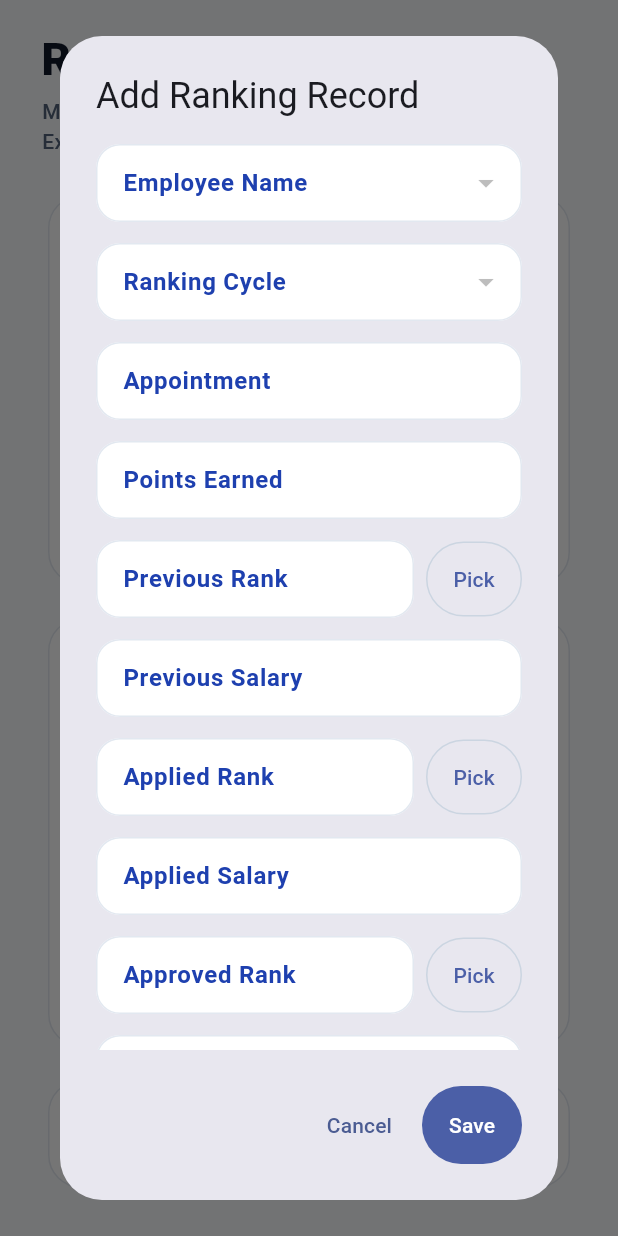
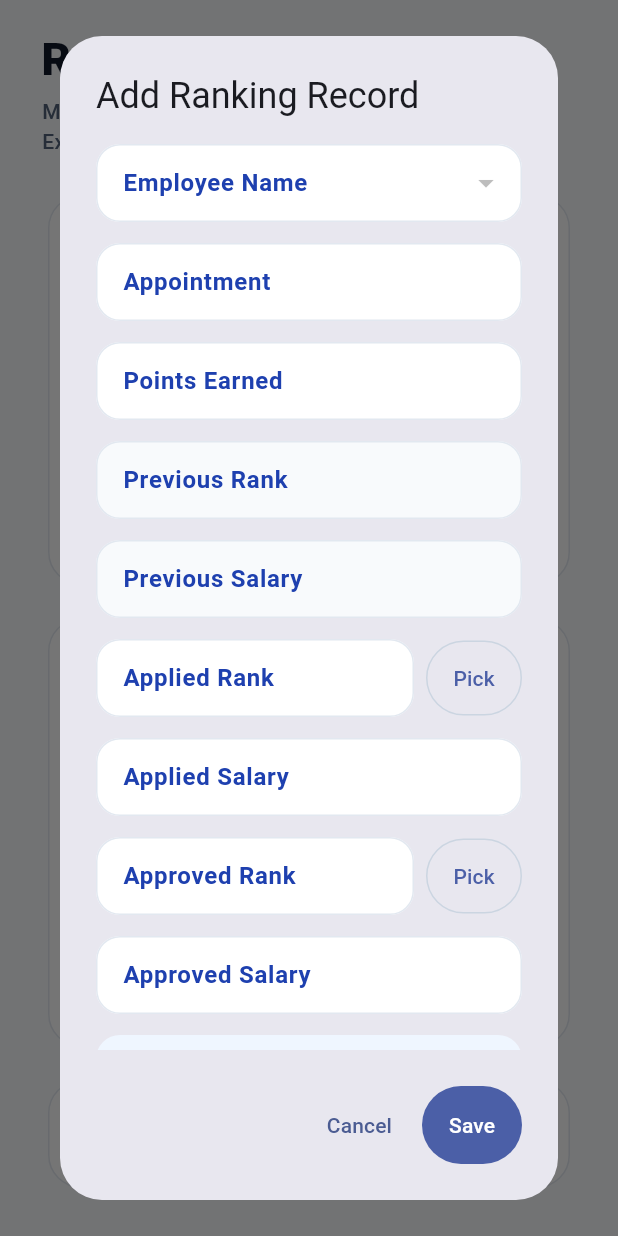
Before and after one commit to joshuanisnisan02-hub/hr-monitoring, a Flutter app: the RankingPage widget shown alone on an empty page, opened directly, after a tap on "A-Z", after a tap on "Add Ranking", on a phone screen of 412 x 824 dp. Run offline on Flutter 3.47's test engine with Material 3 defaults, Android fonts, the phone set to English and light mode, and no system bars; our stand-ins replace supabase_flutter; missing offline and left inert: dart:html; accounts and stored records are empty; Roboto replaces fonts that are missing (Arial).

Commit message:
Fix ranking modal and salary formatting

```diff
--- a/lib/main.dart
+++ b/lib/main.dart
@@ -506,6 +506,7 @@ class RankingPage extends StatelessWidget {
             GridCol('applied_rank_text', 'Rank Applied', flex: 2),
             GridCol('applied_salary', 'Basic Salary Adjustment', flex: 2, isMoney: true),
             GridCol('points_earned', 'Points Earned', isNumber: true),
+            GridCol('approved_rank_text', 'Approved Rank', flex: 2),
           ],
           onAdd: (ctx, refresh) => editRanking(ctx, null, refresh),
           onView: viewRanking,
@@ -1287,7 +1288,7 @@ Future<List<EditOption>> cycleOptions() async {
 
 Future<List<EditOption>> rankOptions() async {
   try {
-    final rows = await db.from('ranks').select('name, default_salary, salary_grade').order('sort_order').order('name').limit(500);
+    final rows = await db.from('ranks').select('name, default_salary').order('sort_order').order('name').limit(500);
     final out = <EditOption>[];
     final seen = <String>{};
     for (final r in rows) {
@@ -1296,9 +1297,8 @@ Future<List<EditOption>> rankOptions() async {
       if (key.isEmpty || seen.contains(key)) continue;
       seen.add(key);
       final salary = num.tryParse('${r['default_salary'] ?? ''}');
-      final sg = r['salary_grade'] == null ? '' : ' - SG ${r['salary_grade']}';
       final pay = salary == null ? '' : ' - ${formatMoney(salary)}';
-      out.add(EditOption(name, '$name$sg$pay', salary: salary));
+      out.add(EditOption(name, '$name$pay', salary: salary));
     }
     return out;
   } catch (_) {
@@ -1451,12 +1451,12 @@ Future<Map<String, dynamic>?> showRankingDialog(BuildContext context, List<EditO
   String? cycleId = optionValueOrFirst(initial?['cycle_id']?.toString(), cycles, true);
   final appointment = TextEditingController(text: formatEditValue(initial?['appointment']));
   final previousRank = TextEditingController(text: formatEditValue(initial?['previous_rank_text']));
-  final previousSalary = TextEditingController(text: formatEditValue(initial?['previous_salary']));
+  final previousSalary = TextEditingController(text: formatMoneyEdit(initial?['previous_salary']));
   final appliedRank = TextEditingController(text: formatEditValue(initial?['applied_rank_text']));
-  final appliedSalary = TextEditingController(text: formatEditValue(initial?['applied_salary']));
+  final appliedSalary = TextEditingController(text: formatMoneyEdit(initial?['applied_salary']));
   final points = TextEditingController(text: formatEditValue(initial?['points_earned']));
   final approvedRank = TextEditingController(text: formatEditValue(initial?['approved_rank_text']));
-  final approvedSalary = TextEditingController(text: formatEditValue(initial?['approved_salary']));
+  final approvedSalary = TextEditingController(text: formatMoneyEdit(initial?['approved_salary']));
 
   Future<void> pickRank(TextEditingController rank, TextEditingController salary) async {
     final selected = await showDialog<EditOption>(
@@ -1475,7 +1475,7 @@ Future<Map<String, dynamic>?> showRankingDialog(BuildContext context, List<EditO
     );
     if (selected == null) return;
     rank.text = selected.value;
-    if (selected.salary != null) salary.text = selected.salary!.toStringAsFixed(2);
+    if (selected.salary != null) salary.text = formatMoney(selected.salary);
   }
 
   final result = await showDialog<Map<String, dynamic>>(
@@ -1503,21 +1503,10 @@ Future<Map<String, dynamic>?> showRankingDialog(BuildContext context, List<EditO
                   )
                 else
                   ReadOnlyEmployeeBox(linkedEmployeeName(initial)),
-                SizedBox(
-                  width: 354,
-                  child: DropdownButtonFormField<String>(
-                    value: optionValueOrFirst(cycleId, cycles, true),
-                    isExpanded: true,
-                    decoration: const InputDecoration(labelText: 'Ranking Cycle'),
-                    items: uniqueOptions(cycles).map((o) => DropdownMenuItem<String>(value: o.value, child: Text(o.label, overflow: TextOverflow.ellipsis))).toList(),
-                    validator: (v) => v == null || v.isEmpty ? 'Required' : null,
-                    onChanged: (v) => setDialogState(() => cycleId = v),
-                  ),
-                ),
                 textBox('Appointment', appointment),
                 textBox('Points Earned', points, kind: FieldKind.number),
-                rankTextBox('Previous Rank', previousRank, () => pickRank(previousRank, previousSalary)),
-                textBox('Previous Salary', previousSalary, kind: FieldKind.number),
+                textBox('Previous Rank', previousRank, readOnly: true),
+                textBox('Previous Salary', previousSalary, kind: FieldKind.number, readOnly: true),
                 rankTextBox('Applied Rank', appliedRank, () => pickRank(appliedRank, appliedSalary)),
                 textBox('Applied Salary', appliedSalary, kind: FieldKind.number),
                 rankTextBox('Approved Rank', approvedRank, () => pickRank(approvedRank, approvedSalary)),
@@ -1537,12 +1526,12 @@ Future<Map<String, dynamic>?> showRankingDialog(BuildContext context, List<EditO
                 'cycle_id': emptyToNull(cycleId),
                 'appointment': emptyToNull(appointment.text),
                 'previous_rank_text': emptyToNull(previousRank.text),
-                'previous_salary': num.tryParse(previousSalary.text.trim()),
+                'previous_salary': parseMoneyInput(previousSalary.text),
                 'applied_rank_text': emptyToNull(appliedRank.text),
-                'applied_salary': num.tryParse(appliedSalary.text.trim()),
+                'applied_salary': parseMoneyInput(appliedSalary.text),
                 'points_earned': num.tryParse(points.text.trim()),
                 'approved_rank_text': emptyToNull(approvedRank.text),
-                'approved_salary': num.tryParse(approvedSalary.text.trim()),
+                'approved_salary': parseMoneyInput(approvedSalary.text),
               });
             },
             child: const Text('Save'),
@@ -1557,7 +1546,17 @@ Future<Map<String, dynamic>?> showRankingDialog(BuildContext context, List<EditO
   return result;
 }
 
-Widget textBox(String label, TextEditingController controller, {FieldKind kind = FieldKind.text}) => SizedBox(width: 354, child: TextFormField(controller: controller, keyboardType: kind == FieldKind.number || kind == FieldKind.integer ? TextInputType.number : TextInputType.text, maxLines: kind == FieldKind.multiline ? 3 : 1, decoration: InputDecoration(labelText: label)));
+Widget textBox(String label, TextEditingController controller, {FieldKind kind = FieldKind.text, bool readOnly = false}) => SizedBox(
+      width: 354,
+      child: TextFormField(
+        controller: controller,
+        readOnly: readOnly,
+        keyboardType: kind == FieldKind.number || kind == FieldKind.integer ? TextInputType.number : TextInputType.text,
+        maxLines: kind == FieldKind.multiline ? 3 : 1,
+        style: TextStyle(color: readOnly ? _muted : _ink, fontWeight: readOnly ? FontWeight.w800 : FontWeight.w500),
+        decoration: InputDecoration(labelText: label, fillColor: readOnly ? const Color(0xFFF8FAFC) : Colors.white),
+      ),
+    );
 
 Widget rankTextBox(String label, TextEditingController controller, VoidCallback onPick) => SizedBox(
       width: 354,
@@ -1648,6 +1647,7 @@ class _ReportsPageState extends State<ReportsPage> {
           GridCol('applied_rank_text', 'Rank Applied', flex: 2),
           GridCol('applied_salary', 'Basic Salary Adjustment', flex: 2, isMoney: true),
           GridCol('points_earned', 'Points Earned', isNumber: true),
+          GridCol('approved_rank_text', 'Approved Rank', flex: 2),
         ]),
       ];
 
@@ -1926,6 +1926,17 @@ String formatValue(Object? value) {
 
 String formatEditValue(Object? value) => value == null ? '' : formatValue(value) == '-' ? '' : formatValue(value);
 
+String formatMoneyEdit(Object? value) {
+  final text = formatMoney(value);
+  return text == '-' ? '' : text;
+}
+
+num? parseMoneyInput(String text) {
+  final cleaned = text.replaceAll(RegExp(r'[^0-9.\-]'), '');
+  if (cleaned.trim().isEmpty) return null;
+  return num.tryParse(cleaned);
+}
+
 String formatDetailValue(Object? value, String key) {
   if (key.contains('salary')) return formatMoney(value);
   return formatValue(value);
```
